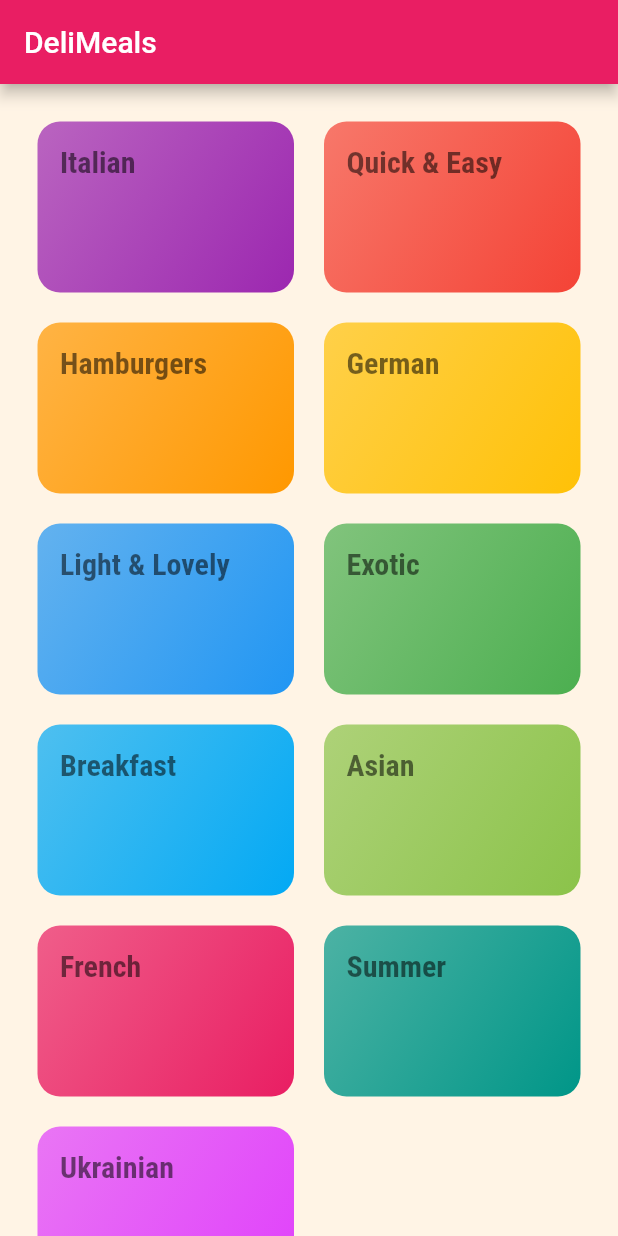
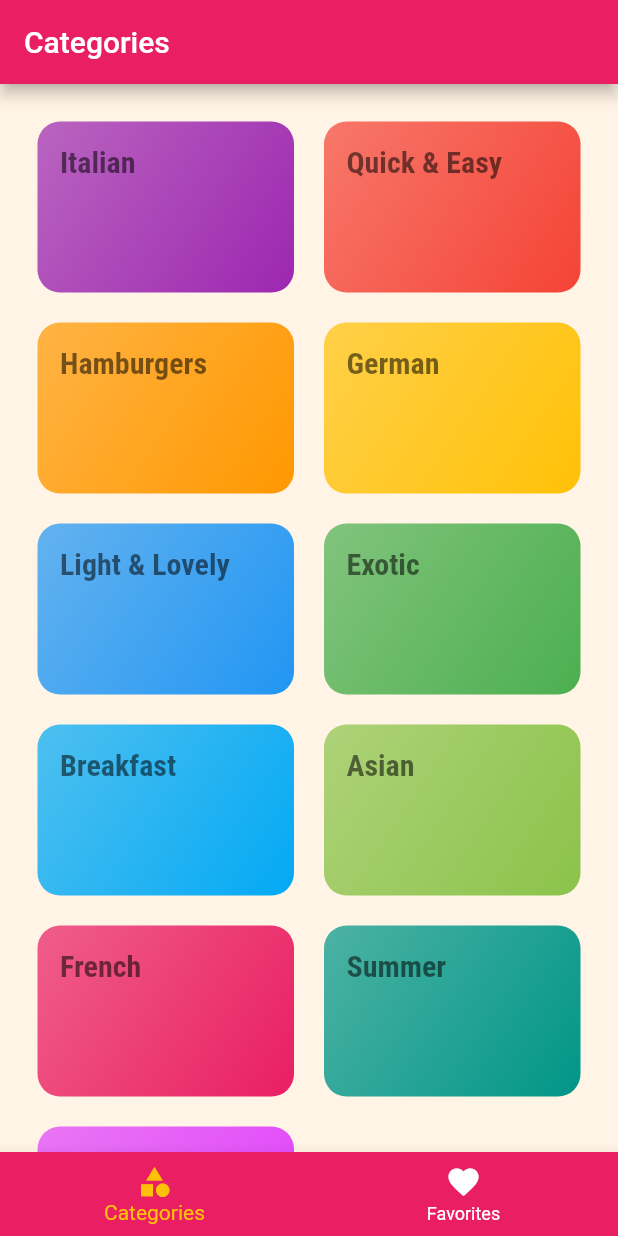
Before and after one commit to shortSparrow/learn_flutter, a Flutter app: the screen it shows after launch, on a phone screen of 412 x 824 dp. Run offline on Flutter 3.47's test engine with Material 2 defaults, Android fonts, the phone set to English and light mode, and no system bars; Roboto replaces fonts that are missing (Releway).

Commit message:
deliMeals add bottom bar

```diff
--- a/deli_meals/lib/main.dart
+++ b/deli_meals/lib/main.dart
@@ -1,9 +1,9 @@
 import 'package:flutter/material.dart';
 
-import './screens/categories_screen.dart';
 import './screens/category_meals_screen.dart';
 import './screens/meal_details_screen.dart';
 import './screens/unknown_screen.dart';
+import './screens/tabs_screen.dart';
 
 void main() {
   runApp(const MyApp());
@@ -31,7 +31,7 @@ class MyApp extends StatelessWidget {
             .copyWith(secondary: Colors.amber),
       ),
       routes: {
-        CategoriesScreen.routeName: (context) => CategoriesScreen(),
+        '/': (context) => TabsScreen(),
         CategoryMealsScreen.routeName: (context) => CategoryMealsScreen(),
         MealDetailsScreen.routeName: (context) => MealDetailsScreen(),
       },
--- /dev/null
+++ b/deli_meals/lib/models/tabs_screen_page.dart
@@ -0,0 +1,8 @@
+import 'package:flutter/material.dart';
+
+class TabsScreenPage {
+  final Widget page;
+  final String title;
+
+  TabsScreenPage({required this.page, required this.title});
+}
--- a/deli_meals/lib/screens/categories_screen.dart
+++ b/deli_meals/lib/screens/categories_screen.dart
@@ -3,14 +3,12 @@ import 'package:flutter/material.dart';
 import '../dummy_data.dart';
 
 class CategoriesScreen extends StatelessWidget {
-  static const routeName = '/';
-
   const CategoriesScreen({super.key});
 
   @override
   Widget build(BuildContext context) {
     return Scaffold(
-      appBar: AppBar(title: const Text("DeliMeals")),
+      // appBar: AppBar(title: const Text("DeliMeals")),
       body: GridView(
         padding: const EdgeInsets.all(25),
         gridDelegate: const SliverGridDelegateWithMaxCrossAxisExtent(
--- /dev/null
+++ b/deli_meals/lib/screens/favorites_meals_screen.dart
@@ -0,0 +1,12 @@
+import 'package:flutter/material.dart';
+
+class FavoritesMealsScreen extends StatelessWidget {
+  const FavoritesMealsScreen({super.key});
+
+  @override
+  Widget build(BuildContext context) {
+    return const Center(
+      child: Text('Favorites'),
+    );
+  }
+}
--- /dev/null
+++ b/deli_meals/lib/screens/tabs_screen.dart
@@ -0,0 +1,52 @@
+import 'package:flutter/material.dart';
+
+import '../models/tabs_screen_page.dart';
+import './categories_screen.dart';
+import './favorites_meals_screen.dart';
+
+class TabsScreen extends StatefulWidget {
+  const TabsScreen({super.key});
+
+  @override
+  State<TabsScreen> createState() => _TabsScreenState();
+}
+
+class _TabsScreenState extends State<TabsScreen> {
+  final List<TabsScreenPage> _pages = [
+    TabsScreenPage(page: CategoriesScreen(), title: "Categories"),
+    TabsScreenPage(page: FavoritesMealsScreen(), title: "Favorites"),
+  ];
+  int _selectedPageIndex = 0;
+
+  void _selectPage(int index) {
+    setState(() {
+      _selectedPageIndex = index;
+    });
+  }
+
+  @override
+  Widget build(BuildContext context) {
+    return Scaffold(
+      appBar: AppBar(title: Text(_pages[_selectedPageIndex].title)),
+      body: _pages[_selectedPageIndex].page,
+      bottomNavigationBar: BottomNavigationBar(
+        onTap: _selectPage,
+        backgroundColor: Theme.of(context).colorScheme.primary,
+        unselectedItemColor: Colors.white,
+        selectedItemColor: Theme.of(context).colorScheme.secondary,
+        currentIndex: _selectedPageIndex,
+        type: BottomNavigationBarType.fixed,
+        items: const [
+          BottomNavigationBarItem(
+            icon: Icon(Icons.category),
+            label: 'Categories',
+          ),
+          BottomNavigationBarItem(
+            icon: Icon(Icons.favorite),
+            label: 'Favorites',
+          ),
+        ],
+      ),
+    );
+  }
+}
```
